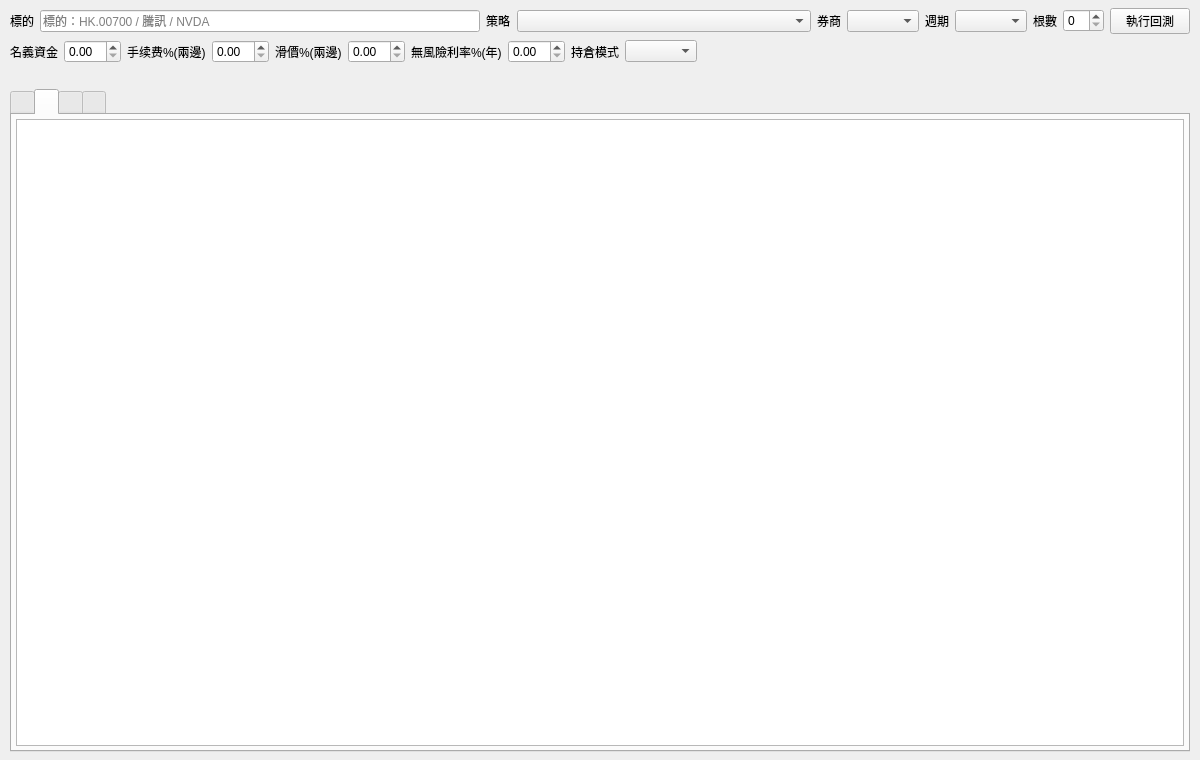
Old version of the form gateway/ui/backtest_page.ui in the repository frankiecsy-lab/broker-client.
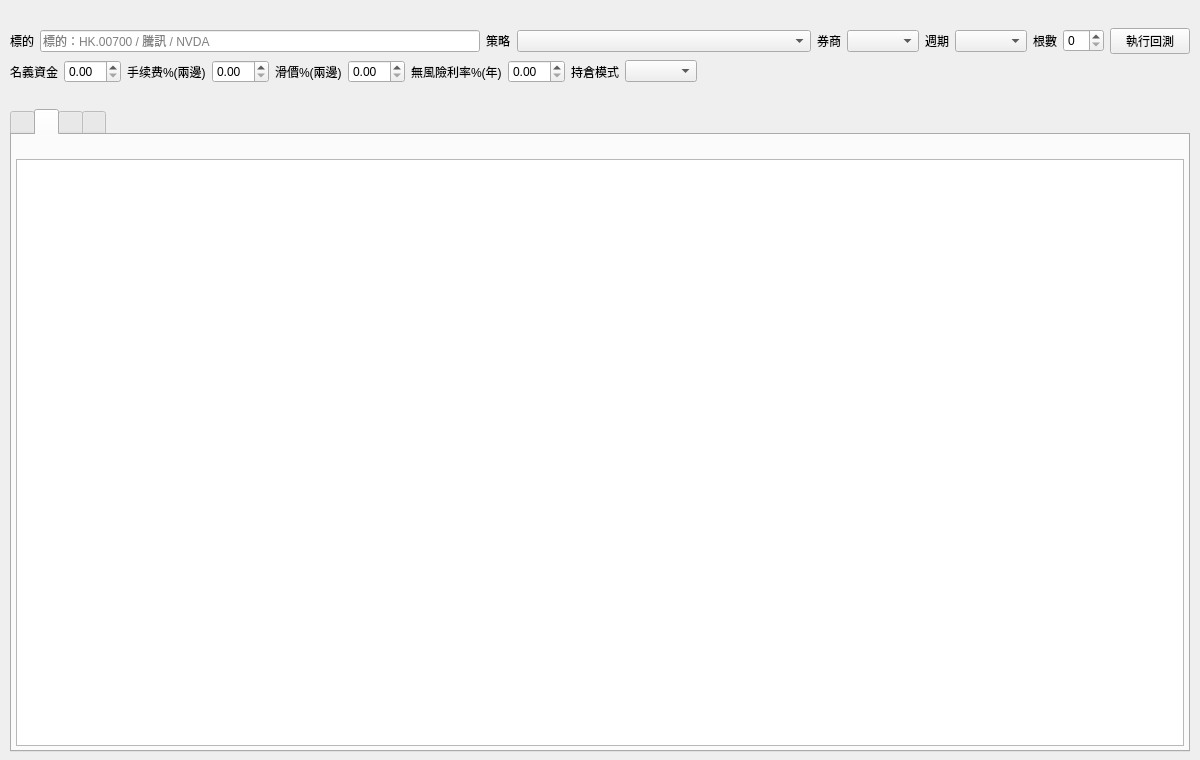
New version of the form. The open tabs and pages were chosen to show the change.

```diff
--- a/gateway/ui/backtest_page.ui
+++ b/gateway/ui/backtest_page.ui
@@ -16,6 +16,18 @@
    <property name="rightMargin"><number>10</number></property>
    <property name="bottomMargin"><number>8</number></property>
    <property name="spacing"><number>6</number></property>
+   <!-- 頁級使用說明（文案屬 i18n → backtest_page.py _TEXT）：先講流程與結果喺邊度 -->
+   <item>
+    <widget class="QLabel" name="bt_page_note">
+     <property name="sizePolicy">
+      <sizepolicy hsizetype="Expanding" vsizetype="Preferred">
+       <horstretch>0</horstretch><verstretch>0</verstretch>
+      </sizepolicy>
+     </property>
+     <property name="wordWrap"><bool>true</bool></property>
+     <property name="text"><string/></property>
+    </widget>
+   </item>
    <!-- 輸入行 1：標的 / 策略 / 券商 / 週期 / 根數 / 執行。
         選項內容（券商名單、11 週期、策略清單）屬資料 → backtest_page.py 按 registry 填 -->
    <item>
@@ -257,6 +269,12 @@
        <property name="topMargin"><number>4</number></property>
        <property name="rightMargin"><number>4</number></property>
        <property name="bottomMargin"><number>4</number></property>
+       <item>
+        <widget class="QLabel" name="bt_trades_note">
+         <property name="wordWrap"><bool>true</bool></property>
+         <property name="text"><string/></property>
+        </widget>
+       </item>
        <item>
         <widget class="QTableView" name="bt_trade_table"/>
        </item>
```
Left out of the diff: 6 changed lines with no effect on the pictures.
